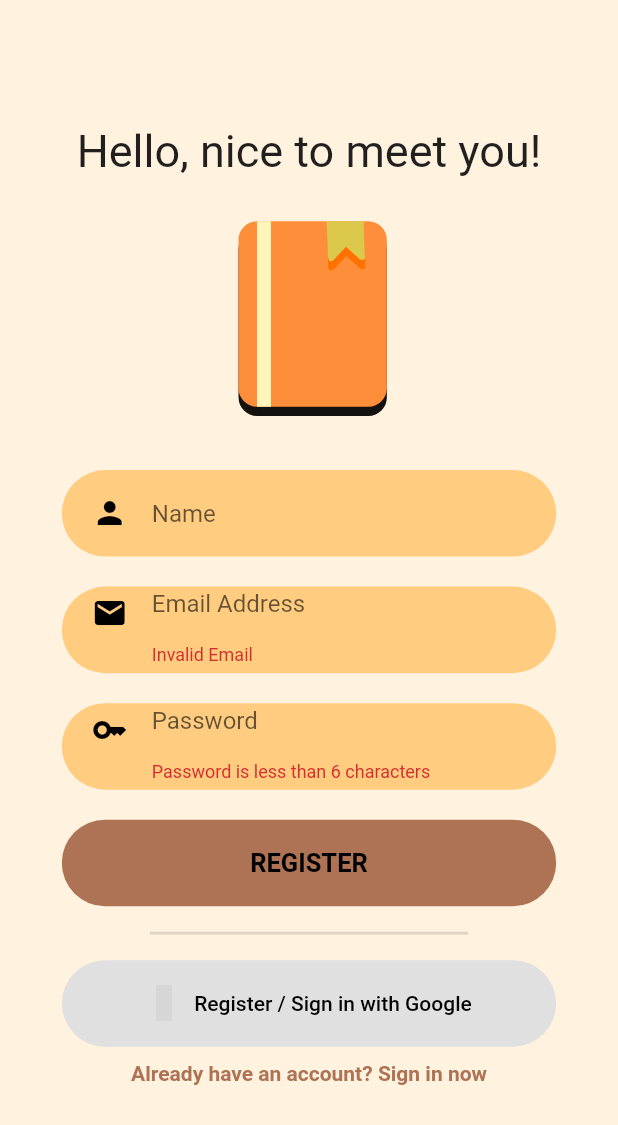
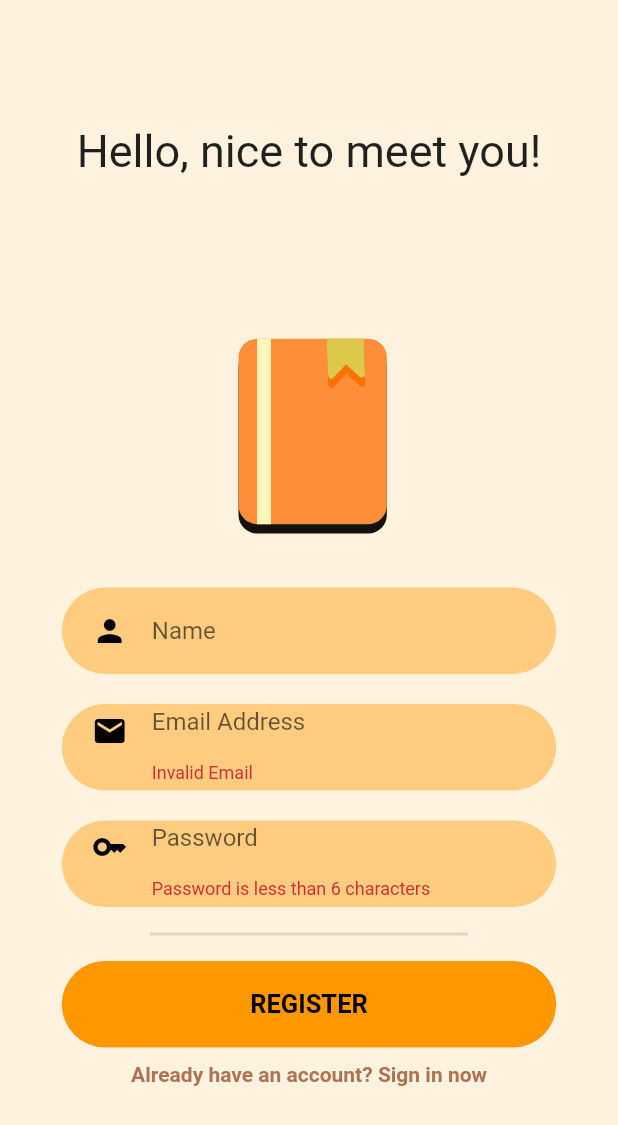
Before and after one commit to HustleAura/project_happynewyear, a Flutter app: the RegisterPage screen opened directly, on a phone screen of 412 x 824 dp. Shown: the top 1125 px of the screen. Run offline on Flutter 3.47's test engine with Material 2 defaults, Android fonts, the phone set to English and light mode, and no system bars; drawn by our look-alikes of lottie; our stand-ins replace bloc, cloud_firestore, dartz, equatable, firebase_auth, firebase_core and 8 more; accounts and stored records are empty; Roboto replaces fonts that are missing (Kanit); grey boxes are pictures that could not be loaded.

Commit message:
fix : fixed the google sign in bug

```diff
--- a/lib/application/auth/auth_ui_bloc/auth_ui_bloc.dart
+++ b/lib/application/auth/auth_ui_bloc/auth_ui_bloc.dart
@@ -77,6 +77,7 @@
           );
 
           final failureOrSuccess = await _authFacade.signInWithGoogle();
+          print(failureOrSuccess.isLeft().toString());
           emit(
             state.copyWith(
               authFailureOrSuccessOption: some(failureOrSuccess),
--- a/lib/infrastructure/auth/firebase_auth_facade.dart
+++ b/lib/infrastructure/auth/firebase_auth_facade.dart
@@ -91,7 +91,7 @@
         accessToken: googleAuthObject.accessToken,
       );
 
-      _firebaseAuth.signInWithCredential(authCredentials);
+      await _firebaseAuth.signInWithCredential(authCredentials);
       return right(unit);
     } on PlatformException {
       return left(
--- a/lib/presentation/auth/register_page.dart
+++ b/lib/presentation/auth/register_page.dart
@@ -15,7 +15,7 @@
         padding: const EdgeInsets.symmetric(vertical: 83),
         child: BlocProvider(
           create: (context) => getIt<AuthUIBloc>(),
-          child: RegisterForm(),
+          child: const RegisterForm(),
         ),
       ),
     );
--- a/lib/presentation/auth/sign_in_page.dart
+++ b/lib/presentation/auth/sign_in_page.dart
@@ -4,7 +4,7 @@
 import 'package:flutter_bloc/flutter_bloc.dart';
 import 'package:project_happynewyear/injection.dart';
 import '../../application/auth/auth_ui_bloc/auth_ui_bloc.dart';
-import 'widgets/auth_ui_form.dart';
+import 'widgets/sign_in_form.dart';
 
 TextEditingController controller = TextEditingController();
 
@@ -18,7 +18,7 @@
         padding: const EdgeInsets.symmetric(vertical: 80),
         child: BlocProvider(
           create: (context) => getIt<AuthUIBloc>(),
-          child: const AuthUIForm(),
+          child: const SignInForm(),
         ),
       ),
     );
--- a/lib/presentation/auth/widgets/google_sign_in_button.dart
+++ b/lib/presentation/auth/widgets/google_sign_in_button.dart
@@ -33,7 +33,7 @@
               color: darkPrimaryColor2,
             ),
             label: const Text(
-              'Register / Sign in with Google',
+              'Sign in with Google',
               style: TextStyle(
                 color: blackColor,
               ),
--- a/lib/presentation/auth/widgets/register_form.dart
+++ b/lib/presentation/auth/widgets/register_form.dart
@@ -36,6 +36,9 @@
                       fontSize: 30,
                     ),
                   ),
+                ),
+                SizedBox(
+                  height: fullScreenHeight * 0.095,
                 ),
                 SizedBox(
                   height: fullScreenHeight * 0.225,
@@ -100,6 +103,11 @@
                                 (p) => null,
                               ),
                     ),
+                    const Divider(
+                      indent: 100,
+                      endIndent: 100,
+                      thickness: 2,
+                    ),
                     RoundedButton(
                       text: 'REGISTER',
                       onPressedFunction: () {
@@ -107,9 +115,8 @@
                               const AuthUIEvent.registerPressed(),
                             );
                       },
-                      backgroundColor: darkPrimaryColor,
+                      backgroundColor: darkPrimaryColor2,
                     ),
-                    const GoogleAuthButton(),
                     const RegisterToSignIn(),
                   ],
                 ),
--- a/lib/presentation/auth/widgets/auth_ui_form.dart
+++ b/lib/presentation/auth/widgets/sign_in_form.dart
@@ -11,8 +11,8 @@
 import 'signin_register_switch.dart';
 import 'username_field.dart';
 
-class AuthUIForm extends StatelessWidget {
-  const AuthUIForm({
+class SignInForm extends StatelessWidget {
+  const SignInForm({
     super.key,
   });
 
--- a/project_notes/unfixed_bugs.txt
+++ b/project_notes/unfixed_bugs.txt
@@ -1,2 +1,3 @@
 password show/hide toggle
 pixel overflow with keyboard in home page
+google auto register requires user to press the button twice to authenticate
```
